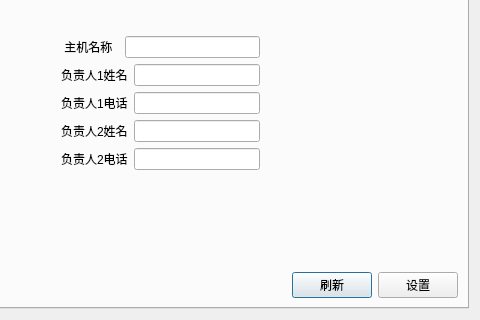
yyyly/l110, file dataEntry/dataentrydialog.ui: the form before one commit; both pictures show x 159 to 639 and y 106 to 426 of the 639 by 426 pixel window.
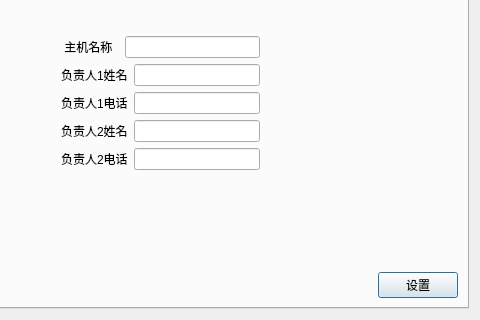
The form after the commit. The open tabs and pages were chosen to show the change.

What changed in the file:
```diff
--- a/dataEntry/dataentrydialog.ui
+++ b/dataEntry/dataentrydialog.ui
@@ -171,13 +171,6 @@
              </property>
             </spacer>
            </item>
-           <item>
-            <widget class="QPushButton" name="pushButton_2">
-             <property name="text">
-              <string>刷新</string>
-             </property>
-            </widget>
-           </item>
            <item>
             <widget class="QPushButton" name="pushButton">
              <property name="text">
```
Left out of the diff: 12 changed lines with no effect on the pictures.
